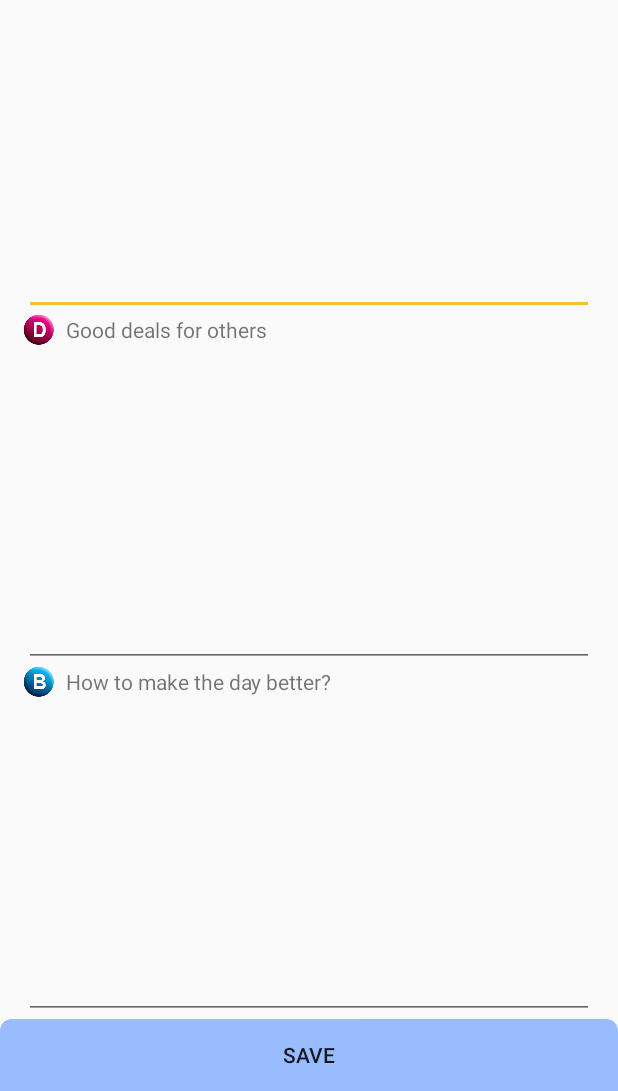
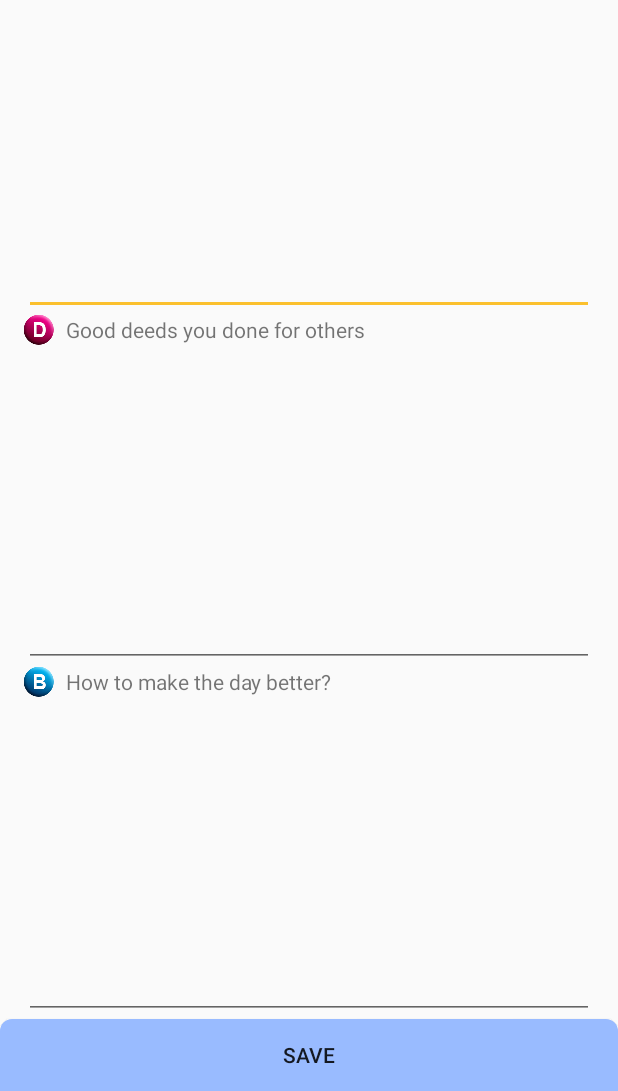
Before and after one commit to crua9/GoodThings, an Android app: the screen it shows after launch (MainActivity), on a phone screen of 412 x 824 dp, the part 145-1236 px from its top. Run offline under Robolectric (Android 15) with nearby library versions, the phone set to English and light mode, and no system bars; libraries missing offline, so code that uses them is left out: com.prolificinteractive.materialcalendarview; 4 statements that could not run were skipped.

Commit message:
fixed the word deals to  deeds
There was a mess up in the word deal, and I just changed it to deeds

```diff
--- a/app/build.gradle
+++ b/app/build.gradle
@@ -7,8 +7,8 @@ android {
         applicationId 'com.techreviewsandhelp.goodthings'
         minSdkVersion 15
         targetSdkVersion 23
-        versionCode 2
-        versionName "1.1"
+        versionCode 4
+        versionName "1.3"
     }
     buildTypes {
         release {
--- a/app/src/main/java/com/techreviewsandhelp/goodthings/DbHelper.java
+++ b/app/src/main/java/com/techreviewsandhelp/goodthings/DbHelper.java
@@ -12,7 +12,7 @@ public class DbHelper extends SQLiteOpenHelper {
     public static final String TABLE_NAME = "good_things";
     public static final String DATE = "date";
     public static final String THINGS = "things";
-    public static final String DEALS = "deals";
+    public static final String DEALS = "deeds";
     public static final String BETTER = "better";
 
     public DbHelper(Context context)
--- a/app/src/main/res/layout/fragment_enter.xml
+++ b/app/src/main/res/layout/fragment_enter.xml
@@ -71,7 +71,7 @@
         <TextView
             android:layout_width="wrap_content"
             android:layout_height="wrap_content"
-            android:text="Good deals for others"
+            android:text="Good deeds you done for others"
             android:id="@+id/textView2"
             android:layout_gravity="center_vertical" />
     </LinearLayout>
--- a/app/src/main/res/values/strings.xml
+++ b/app/src/main/res/values/strings.xml
@@ -41,8 +41,8 @@
     <string name="pref_ringtone_silent">Silent</string>
 
     <string name="pref_title_vibrate">Vibrate</string>
-    <string name="sharing_string">I have %1$s good things happened with me! I have made %2$s good deals for others! I have %3$s notes how to make my days better! Can you better? %4$s</string>
-    <string name="sharing_in_notification">This %1$s: I have %2$s good things happened with me! I have made %3$s good deals for others! I have %4$s notes how to make my days better! Can you better? %5$s</string>
+    <string name="sharing_string">I have %1$s good things happened with me! I have done %2$s good deeds for others! I have %3$s notes how to make my days better! Can you better? %4$s</string>
+    <string name="sharing_in_notification">This %1$s: I have %2$s good things happened with me! I have made %3$s good deeds for others! I have %4$s notes how to make my days better! Can you better? %5$s</string>
     <string name="notification_with_period">Your good statistics for a %1$s:</string>
     <string name="link">https://play.google.com/store/apps/details?id=com.techreviewsandhelp.goodthings</string>
 
```
Also changed, not shown: 1 other file.
